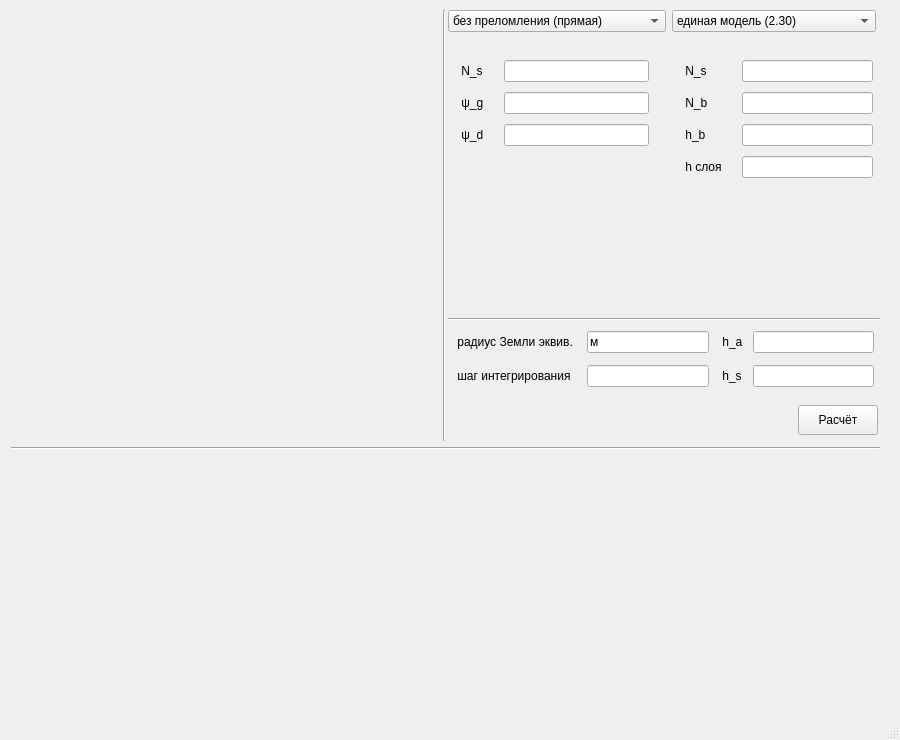
Qt form main/mainwindow.ui (Kirikus/2024_Refraction) before a commit.
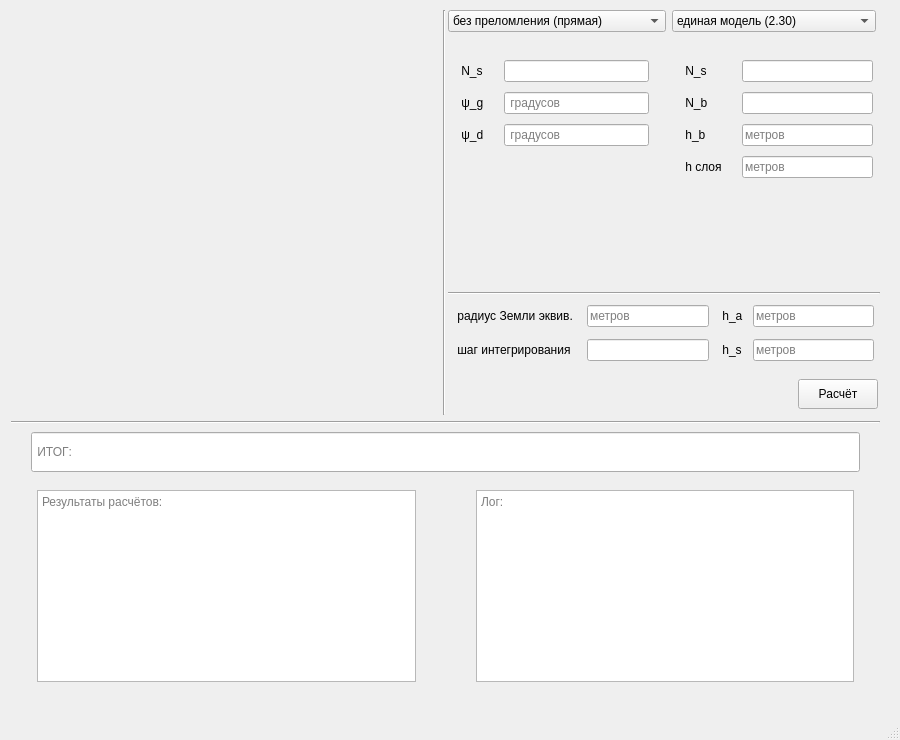
The same form after that commit. The open tabs and pages were chosen to show the change.

Commit message: Набросок results area

Diff of the .ui file:
```diff
--- a/main/mainwindow.ui
+++ b/main/mainwindow.ui
@@ -605,10 +605,18 @@
                    <number>10</number>
                   </property>
                   <item row="2" column="1">
-                   <widget class="QLineEdit" name="lineEdit_17"/>
+                   <widget class="QLineEdit" name="lineEdit_17">
+                    <property name="placeholderText">
+                     <string> градусов</string>
+                    </property>
+                   </widget>
                   </item>
                   <item row="1" column="1">
-                   <widget class="QLineEdit" name="lineEdit_16"/>
+                   <widget class="QLineEdit" name="lineEdit_16">
+                    <property name="placeholderText">
+                     <string> градусов</string>
+                    </property>
+                   </widget>
                   </item>
                   <item row="1" column="0">
                    <widget class="QLabel" name="xi_g_2">
@@ -984,7 +992,11 @@
                    </widget>
                   </item>
                   <item row="3" column="1">
-                   <widget class="QLineEdit" name="lineEdit_32"/>
+                   <widget class="QLineEdit" name="lineEdit_32">
+                    <property name="placeholderText">
+                     <string>метров</string>
+                    </property>
+                   </widget>
                   </item>
                   <item row="4" column="0">
                    <spacer name="verticalSpacer_12">
@@ -1036,7 +1048,11 @@
                    <widget class="QLineEdit" name="lineEdit_34"/>
                   </item>
                   <item row="2" column="1">
-                   <widget class="QLineEdit" name="lineEdit_33"/>
+                   <widget class="QLineEdit" name="lineEdit_33">
+                    <property name="placeholderText">
+                     <string>метров</string>
+                    </property>
+                   </widget>
                   </item>
                  </layout>
                 </widget>
@@ -1248,17 +1264,28 @@
               </widget>
              </item>
              <item row="2" column="3">
-              <widget class="QLineEdit" name="lineEdit_37"/>
+              <widget class="QLineEdit" name="lineEdit_37">
+               <property name="placeholderText">
+                <string>метров</string>
+               </property>
+              </widget>
              </item>
              <item row="0" column="1">
               <widget class="QLineEdit" name="lineEdit_39">
                <property name="inputMask">
-                <string>м</string>
+                <string/>
+               </property>
+               <property name="placeholderText">
+                <string>метров</string>
                </property>
               </widget>
              </item>
              <item row="0" column="3">
-              <widget class="QLineEdit" name="lineEdit_38"/>
+              <widget class="QLineEdit" name="lineEdit_38">
+               <property name="placeholderText">
+                <string>метров</string>
+               </property>
+              </widget>
              </item>
              <item row="0" column="2">
               <widget class="QLabel" name="h_a">
@@ -1353,22 +1380,6 @@
        <property name="spacing">
         <number>2</number>
        </property>
-       <item row="1" column="0">
-        <spacer name="verticalSpacer">
-         <property name="orientation">
-          <enum>Qt::Vertical</enum>
-         </property>
-         <property name="sizeType">
-          <enum>QSizePolicy::Preferred</enum>
-         </property>
-         <property name="sizeHint" stdset="0">
-          <size>
-           <width>20</width>
-           <height>240</height>
-          </size>
-         </property>
-        </spacer>
-       </item>
        <item row="0" column="0">
         <widget class="Line" name="line_2">
          <property name="orientation">
@@ -1376,6 +1387,92 @@
          </property>
         </widget>
        </item>
+       <item row="1" column="0">
+        <layout class="QVBoxLayout" name="verticalLayout_2">
+         <property name="spacing">
+          <number>6</number>
+         </property>
+         <property name="leftMargin">
+          <number>20</number>
+         </property>
+         <property name="topMargin">
+          <number>6</number>
+         </property>
+         <property name="rightMargin">
+          <number>20</number>
+         </property>
+         <property name="bottomMargin">
+          <number>2</number>
+         </property>
+         <item>
+          <widget class="QLineEdit" name="VerdictLine">
+           <property name="minimumSize">
+            <size>
+             <width>0</width>
+             <height>40</height>
+            </size>
+           </property>
+           <property name="readOnly">
+            <bool>true</bool>
+           </property>
+           <property name="placeholderText">
+            <string> ИТОГ:</string>
+           </property>
+          </widget>
+         </item>
+         <item>
+          <layout class="QHBoxLayout" name="horizontalLayout">
+           <property name="spacing">
+            <number>60</number>
+           </property>
+           <property name="leftMargin">
+            <number>6</number>
+           </property>
+           <property name="topMargin">
+            <number>12</number>
+           </property>
+           <property name="rightMargin">
+            <number>6</number>
+           </property>
+           <property name="bottomMargin">
+            <number>6</number>
+           </property>
+           <item>
+            <widget class="QTextEdit" name="ResultsText">
+             <property name="sizePolicy">
+              <sizepolicy hsizetype="Expanding" vsizetype="Fixed">
+               <horstretch>0</horstretch>
+               <verstretch>0</verstretch>
+              </sizepolicy>
+             </property>
+             <property name="readOnly">
+              <bool>true</bool>
+             </property>
+             <property name="placeholderText">
+              <string>Результаты расчётов:</string>
+             </property>
+            </widget>
+           </item>
+           <item>
+            <widget class="QTextEdit" name="LogText">
+             <property name="sizePolicy">
+              <sizepolicy hsizetype="Expanding" vsizetype="Fixed">
+               <horstretch>0</horstretch>
+               <verstretch>0</verstretch>
+              </sizepolicy>
+             </property>
+             <property name="readOnly">
+              <bool>true</bool>
+             </property>
+             <property name="placeholderText">
+              <string>Лог:</string>
+             </property>
+            </widget>
+           </item>
+          </layout>
+         </item>
+        </layout>
+       </item>
       </layout>
      </item>
     </layout>
```
Left out of the diff: 74 changed lines with no effect on the pictures.
